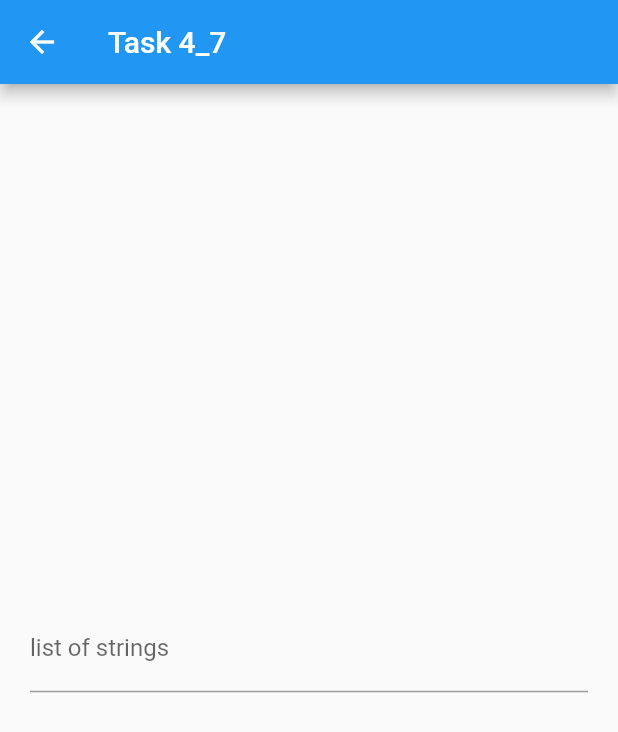
After one commit to phongnguyenxuan/Flutter, a Flutter app: the Task4_7 screen opened directly, on a phone screen of 412 x 824 dp. The commit adds this screen. Shown: the top 732 px of the screen. Run offline on Flutter 3.47's test engine with Material 2 defaults, Android fonts, the phone set to English and light mode, and no system bars.

Commit message:
update task 4_7

```diff
--- /dev/null
+++ b/lib/level_4/task4_7.dart
@@ -0,0 +1,62 @@
+import 'package:flutter/material.dart';
+
+class Task4_7 extends StatefulWidget {
+  const Task4_7({super.key});
+
+  @override
+  State<Task4_7> createState() => _Task4_7State();
+}
+
+class _Task4_7State extends State<Task4_7> {
+  TextEditingController controller = TextEditingController();
+  List<String> words = [];
+  late String result = '';
+  @override
+  Widget build(BuildContext context) {
+    return Scaffold(
+      appBar: AppBar(
+        title: const Text('Task 4_7'),
+      ),
+      body: Column(
+        mainAxisAlignment: MainAxisAlignment.center,
+        children: [
+          Padding(
+            padding: const EdgeInsets.all(20.0),
+            child: TextFormField(
+              controller: controller,
+              onFieldSubmitted: (value) {
+                words = controller.text.split(',');
+                //
+                int n = words.length;
+                for (int i = 0; i < n; i++) {
+                  for (int j = i + 1; j < n; j++) {
+                    if (words[i].length < words[j].length) {
+                      String temp = words[j];
+                      words[j] = words[i];
+                      words[i] = temp;
+                    }
+                    //neu co cung do dai
+                    else if (words[i].length == words[j].length) {
+                      if (words[j].compareTo(words[i]) > 0) {
+                        String temp = words[j];
+                        words[j] = words[i];
+                        words[i] = temp;
+                      }
+                    }
+                  }
+                }
+                setState(() {
+                  result = words.toString();
+                });
+              },
+              decoration: const InputDecoration(
+                  labelText: 'list of strings',
+                  hintText: 'nhập các chuỗi cách nhau bởi dấu ,'),
+            ),
+          ),
+          Text(result)
+        ],
+      ),
+    );
+  }
+}
--- a/lib/main.dart
+++ b/lib/main.dart
@@ -23,6 +23,7 @@ import 'package:my_project/level_3/task3_7.dart';
 import 'package:my_project/level_4/task4_1.dart';
 import 'package:my_project/level_4/task4_2.dart';
 import 'package:my_project/level_4/task4_3.dart';
+import 'package:my_project/level_4/task4_7.dart';
 import 'level_1/task1_5.dart';
 import 'level_3/task3_1.dart';
 import 'level_4/task4_6.dart';
@@ -88,6 +89,7 @@ class _MyHomePageState extends State<MyHomePage> {
     const Task4_2(),
     const Task4_3(),
     const Task4_6(),
+    const Task4_7(),
   ];
   @override
   Widget build(BuildContext context) {
```
